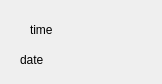
Before: the Qt Designer form src/ui/mainwidget.ui in DOOMer/aotc, drawn with Qt 5.
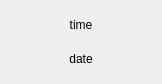
After: the same form once the commit is applied.

Commit message: Add layout and QSS styling fo ain widget

The edit to the form file:
```diff
--- a/src/ui/mainwidget.ui
+++ b/src/ui/mainwidget.ui
@@ -13,32 +13,28 @@
   <property name="windowTitle">
    <string>Form</string>
   </property>
-  <widget class="QLabel" name="labDate">
-   <property name="geometry">
-    <rect>
-     <x>20</x>
-     <y>50</y>
-     <width>121</width>
-     <height>20</height>
-    </rect>
-   </property>
-   <property name="text">
-    <string notr="true">date</string>
-   </property>
-  </widget>
+  <layout class="QVBoxLayout" name="verticalLayout">
+   <item>
   <widget class="QLabel" name="labTime">
-   <property name="geometry">
-    <rect>
-     <x>30</x>
-     <y>20</y>
-     <width>72</width>
-     <height>20</height>
-    </rect>
-   </property>
    <property name="text">
     <string>time</string>
    </property>
-  </widget>
+     <property name="alignment">
+      <set>Qt::AlignCenter</set>
+     </property>
+    </widget>
+   </item>
+   <item>
+    <widget class="QLabel" name="labDate">
+     <property name="text">
+      <string notr="true">date</string>
+     </property>
+     <property name="alignment">
+      <set>Qt::AlignCenter</set>
+     </property>
+    </widget>
+   </item>
+  </layout>
  </widget>
  <resources/>
  <connections/>
```
Lines whose indentation alone changed are shown as unchanged. The commit also changes 1 other file.
